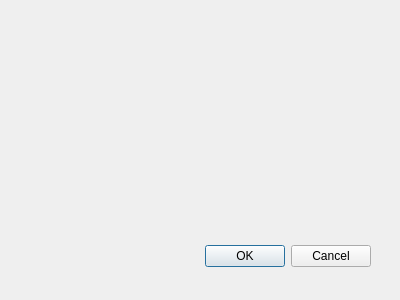
Old version of the form qgis_camera2geo/camera2geo_dialog_base.ui in the repository cankanoa/camera2geo.
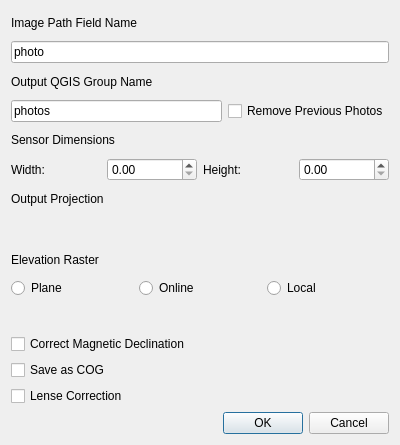
New version of the form. Custom widgets are drawn as their Qt base class.

Commit message:
Enhance Camera2Geo plugin with elevation, sensor, and CRS settings
Added support for customizable elevation data, sensor dimensions, and coordinate reference system (CRS) in the Camera2Geo plugin. Enhanced UI with new settings for specifying output group, handling previous layers, and input field names. Streamlined the processing function to incorporate the new configuration options.

What changed in the file:
```diff
--- a/qgis_camera2geo/camera2geo_dialog_base.ui
+++ b/qgis_camera2geo/camera2geo_dialog_base.ui
@@ -1,34 +1,201 @@
 <ui version="4.0" >
  <class>camera2geoDialogBase</class>
- <widget class="QDialog" name="camera2geoDialogBase" >
-  <property name="geometry" >
+ <widget class="QDialog" name="camera2geoDialogBase">
+  <property name="geometry">
    <rect>
     <x>0</x>
     <y>0</y>
     <width>400</width>
-    <height>300</height>
+    <height>445</height>
    </rect>
   </property>
-  <property name="windowTitle" >
+  <property name="minimumSize">
+   <size>
+    <width>400</width>
+    <height>0</height>
+   </size>
+  </property>
+  <property name="windowTitle">
    <string>Camera2geo</string>
   </property>
-  <widget class="QDialogButtonBox" name="button_box" >
-   <property name="geometry" >
-    <rect>
-     <x>30</x>
-     <y>240</y>
-     <width>341</width>
-     <height>32</height>
-    </rect>
-   </property>
-   <property name="orientation" >
-    <enum>Qt::Horizontal</enum>
-   </property>
-   <property name="standardButtons" >
-    <set>QDialogButtonBox::Cancel|QDialogButtonBox::Ok</set>
-   </property>
-  </widget>
+  <layout class="QVBoxLayout" name="verticalLayout">
+   <item>
+    <widget class="QLabel" name="label_5">
+     <property name="text">
+      <string>Image Path Field Name</string>
+     </property>
+    </widget>
+   </item>
+   <item>
+    <widget class="QLineEdit" name="pathFieldName">
+     <property name="text">
+      <string>photo</string>
+     </property>
+    </widget>
+   </item>
+   <item>
+    <widget class="QLabel" name="label_6">
+     <property name="text">
+      <string>Output QGIS Group Name</string>
+     </property>
+    </widget>
+   </item>
+   <item>
+    <layout class="QHBoxLayout" name="horizontalLayout_3">
+     <item>
+      <widget class="QLineEdit" name="outputGroup">
+       <property name="text">
+        <string>photos</string>
+       </property>
+      </widget>
+     </item>
+     <item>
+      <widget class="QCheckBox" name="removePreviousPhotos">
+       <property name="text">
+        <string>Remove Previous Photos</string>
+       </property>
+      </widget>
+     </item>
+    </layout>
+   </item>
+   <item>
+    <widget class="QLabel" name="label_7">
+     <property name="text">
+      <string>Sensor Dimensions</string>
+     </property>
+    </widget>
+   </item>
+   <item>
+    <layout class="QHBoxLayout" name="horizontalLayout_2">
+     <item>
+      <widget class="QLabel" name="label_2">
+       <property name="text">
+        <string>Width:</string>
+       </property>
+      </widget>
+     </item>
+     <item>
+      <widget class="QgsDoubleSpinBox" name="sensorWidthSpin"/>
+     </item>
+     <item>
+      <widget class="QLabel" name="label_3">
+       <property name="text">
+        <string>Height:</string>
+       </property>
+      </widget>
+     </item>
+     <item>
+      <widget class="QgsDoubleSpinBox" name="sensorHeightSpin"/>
+     </item>
+    </layout>
+   </item>
+   <item>
+    <widget class="QLabel" name="label_4">
+     <property name="text">
+      <string>Output Projection</string>
+     </property>
+    </widget>
+   </item>
+   <item>
+    <widget class="QgsProjectionSelectionWidget" name="crsWidget"/>
+   </item>
+   <item>
+    <widget class="QLabel" name="label">
+     <property name="text">
+      <string>Elevation Raster</string>
+     </property>
+    </widget>
+   </item>
+   <item>
+    <layout class="QHBoxLayout" name="horizontalLayout">
+     <item>
+      <widget class="QRadioButton" name="elevPlaneRadio">
+       <property name="text">
+        <string>Plane</string>
+       </property>
+       <attribute name="buttonGroup">
+        <string notr="true">buttonGroup</string>
+       </attribute>
+      </widget>
+     </item>
+     <item>
+      <widget class="QRadioButton" name="elevOnlineRadio">
+       <property name="text">
+        <string>Online</string>
+       </property>
+       <attribute name="buttonGroup">
+        <string notr="true">buttonGroup</string>
+       </attribute>
+      </widget>
+     </item>
+     <item>
+      <widget class="QRadioButton" name="elevLocalRadio">
+       <property name="enabled">
+        <bool>true</bool>
+       </property>
+       <property name="text">
+        <string>Local</string>
+       </property>
+       <attribute name="buttonGroup">
+        <string notr="true">buttonGroup</string>
+       </attribute>
+      </widget>
+     </item>
+    </layout>
+   </item>
+   <item>
+    <widget class="QgsFileWidget" name="dsmFileWidget"/>
+   </item>
+   <item>
+    <widget class="QCheckBox" name="declinationCheck">
+     <property name="text">
+      <string>Correct Magnetic Declination</string>
+     </property>
+    </widget>
+   </item>
+   <item>
+    <widget class="QCheckBox" name="cogCheck">
+     <property name="text">
+      <string>Save as COG</string>
+     </property>
+    </widget>
+   </item>
+   <item>
+    <widget class="QCheckBox" name="lensCheck">
+     <property name="text">
+      <string>Lense Correction</string>
+     </property>
+    </widget>
+   </item>
+   <item>
+    <widget class="QDialogButtonBox" name="button_box">
+     <property name="orientation">
+      <enum>Qt::Horizontal</enum>
+     </property>
+     <property name="standardButtons">
+      <set>QDialogButtonBox::Cancel|QDialogButtonBox::Ok</set>
+     </property>
+    </widget>
+   </item>
+  </layout>
  </widget>
+ <customwidgets>
+  <customwidget>
+   <class>QgsDoubleSpinBox</class>
+   <extends>QDoubleSpinBox</extends>
+   <header>qgsdoublespinbox.h</header>
+  </customwidget>
+  <customwidget>
+   <class>QgsFileWidget</class>
+   <extends>QWidget</extends>
+   <header>qgsfilewidget.h</header>
+  </customwidget>
+  <customwidget>
+   <class>QgsProjectionSelectionWidget</class>
+   <extends>QWidget</extends>
+   <header>qgsprojectionselectionwidget.h</header>
+  </customwidget>
+ </customwidgets>
  <resources/>
  <connections>
   <connection>
```
Left out of the diff: 30 changed lines with no effect on the pictures. The commit also changes 2 other files.
